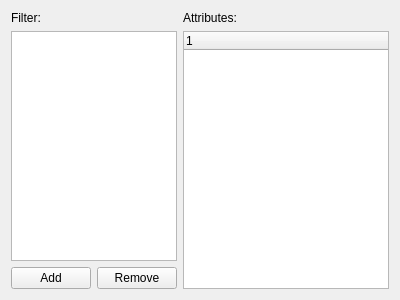
Qt form src/plugins/help/filtersettingspage.ui (qt-creator/qt-creator) before a commit.
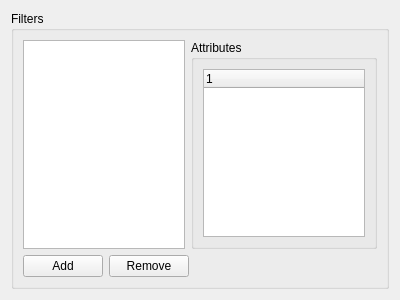
The same form after that commit.

Commit message: Polishing Settings Ui: Putting Help Filter settings into a GroupBox

```diff
--- a/src/plugins/help/filtersettingspage.ui
+++ b/src/plugins/help/filtersettingspage.ui
@@ -10,27 +10,24 @@
    </rect>
   </property>
   <layout class="QGridLayout" name="gridLayout" >
-   <item row="0" column="0" colspan="2" >
-    <widget class="QLabel" name="label" >
-     <property name="text" >
-      <string>Filter:</string>
+   <item row="0" column="0" >
+    <widget class="QGroupBox" name="groupBox" >
+     <property name="title" >
+      <string>Filters</string>
      </property>
-    </widget>
-   </item>
-   <item row="0" column="2" >
-    <widget class="QLabel" name="label_2" >
-     <property name="frameShape" >
-      <enum>QFrame::NoFrame</enum>
-     </property>
-     <property name="text" >
-      <string>Attributes:</string>
-     </property>
-    </widget>
-   </item>
-   <item row="1" column="0" colspan="2" >
+     <layout class="QVBoxLayout" name="verticalLayout_2" >
+      <item>
+       <layout class="QHBoxLayout" name="horizontalLayout_2" >
+        <item>
     <widget class="QListWidget" name="filterWidget" />
    </item>
-   <item rowspan="2" row="1" column="2" >
+        <item>
+         <widget class="QGroupBox" name="groupBox_2" >
+          <property name="title" >
+           <string>Attributes</string>
+          </property>
+          <layout class="QVBoxLayout" name="verticalLayout" >
+           <item>
     <widget class="QTreeWidget" name="attributeWidget" >
      <property name="showDropIndicator" stdset="0" >
       <bool>false</bool>
@@ -48,18 +45,43 @@
      </column>
     </widget>
    </item>
-   <item row="2" column="0" >
+          </layout>
+         </widget>
+        </item>
+       </layout>
+      </item>
+      <item>
+       <layout class="QHBoxLayout" name="horizontalLayout" >
+        <item>
     <widget class="QPushButton" name="filterAddButton" >
      <property name="text" >
       <string>Add</string>
      </property>
     </widget>
    </item>
-   <item row="2" column="1" >
+        <item>
     <widget class="QPushButton" name="filterRemoveButton" >
      <property name="text" >
       <string>Remove</string>
      </property>
+         </widget>
+        </item>
+        <item>
+         <spacer name="horizontalSpacer" >
+          <property name="orientation" >
+           <enum>Qt::Horizontal</enum>
+          </property>
+          <property name="sizeHint" stdset="0" >
+           <size>
+            <width>40</width>
+            <height>20</height>
+           </size>
+          </property>
+         </spacer>
+        </item>
+       </layout>
+      </item>
+     </layout>
     </widget>
    </item>
   </layout>
```
Lines whose indentation alone changed are shown as unchanged. The commit also changes 3 other files.
